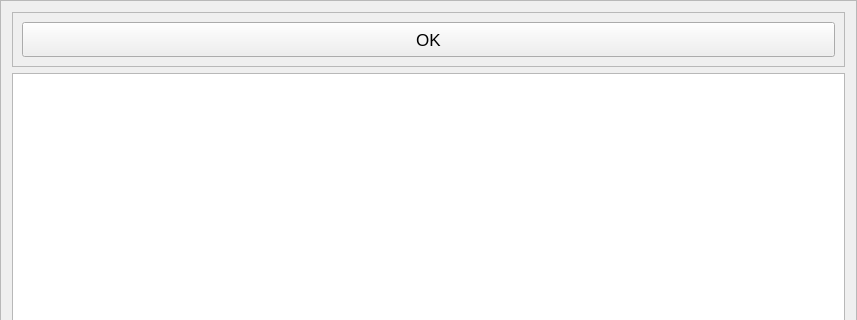
First picture: the form in python_interface/uis/viewTextFile.ui, repository cbgp/diyabc, before the edit; both pictures show x 0 to 857 and y 0 to 320 of the 857 by 629 pixel window.
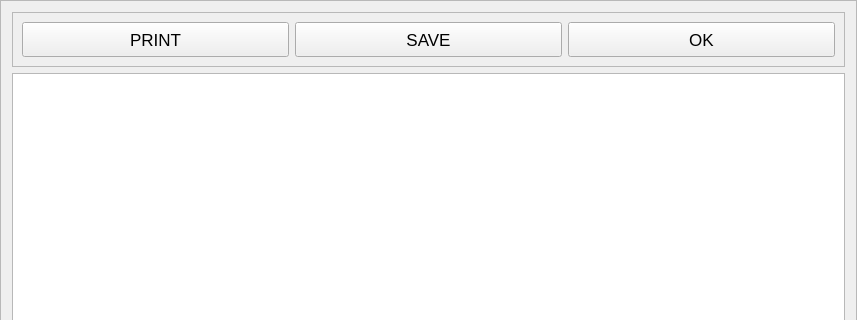
Second picture: the form after the edit.

Commit message: print text ok, font et save et bias todo

```diff
--- a/python_interface/uis/viewTextFile.ui
+++ b/python_interface/uis/viewTextFile.ui
@@ -29,6 +29,54 @@
       <enum>QFrame::Raised</enum>
      </property>
      <layout class="QHBoxLayout" name="horizontalLayout">
+      <item>
+       <widget class="QPushButton" name="printButton">
+        <property name="minimumSize">
+         <size>
+          <width>0</width>
+          <height>35</height>
+         </size>
+        </property>
+        <property name="maximumSize">
+         <size>
+          <width>16777215</width>
+          <height>35</height>
+         </size>
+        </property>
+        <property name="font">
+         <font>
+          <pointsize>13</pointsize>
+         </font>
+        </property>
+        <property name="text">
+         <string>PRINT</string>
+        </property>
+       </widget>
+      </item>
+      <item>
+       <widget class="QPushButton" name="saveButton">
+        <property name="minimumSize">
+         <size>
+          <width>0</width>
+          <height>35</height>
+         </size>
+        </property>
+        <property name="maximumSize">
+         <size>
+          <width>16777215</width>
+          <height>35</height>
+         </size>
+        </property>
+        <property name="font">
+         <font>
+          <pointsize>13</pointsize>
+         </font>
+        </property>
+        <property name="text">
+         <string>SAVE</string>
+        </property>
+       </widget>
+      </item>
       <item>
        <widget class="QPushButton" name="okButton">
         <property name="minimumSize">
```
The commit also changes 5 other files.
